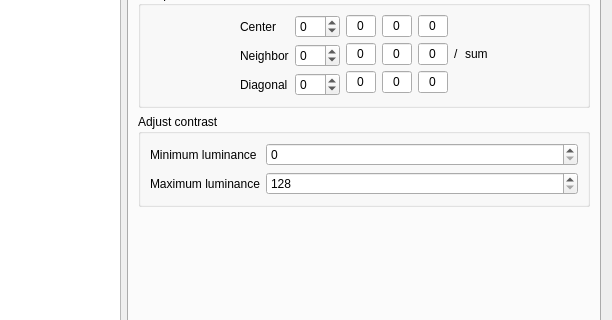
bylee20/bomi, file src/cmplayer/ui/prefdialog.ui: the form before one commit; both pictures show x 90 to 702 and y 217 to 537 of the 702 by 640 pixel window.
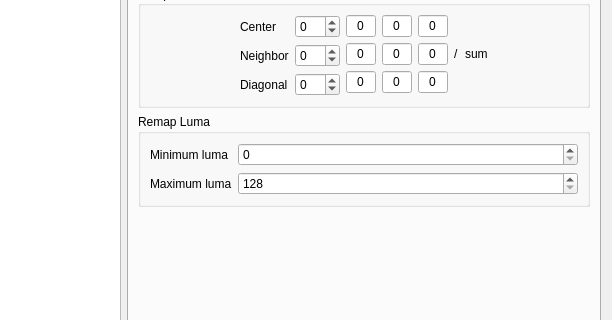
The form after the commit. The open tabs and pages were chosen to show the change. Icons and pictures are not drawn. Custom widgets are drawn as their Qt base class.

What changed in the file:
```diff
--- a/src/cmplayer/ui/prefdialog.ui
+++ b/src/cmplayer/ui/prefdialog.ui
@@ -1124,13 +1124,13 @@
              <item>
               <widget class="QGroupBox" name="groupBox_7">
                <property name="title">
-                <string>Adjust contrast</string>
+                <string>Remap Luma</string>
                </property>
                <layout class="QFormLayout" name="formLayout_9">
                 <item row="0" column="0">
                  <widget class="QLabel" name="label_30">
                   <property name="text">
-                   <string>Minimum luminance</string>
+                   <string>Minimum luma</string>
                   </property>
                  </widget>
                 </item>
@@ -1147,7 +1147,7 @@
                 <item row="1" column="0">
                  <widget class="QLabel" name="label_34">
                   <property name="text">
-                   <string>Maximum luminance</string>
+                   <string>Maximum luma</string>
                   </property>
                  </widget>
                 </item>
```
Left out of the diff: 13 changed lines with no effect on the pictures.
